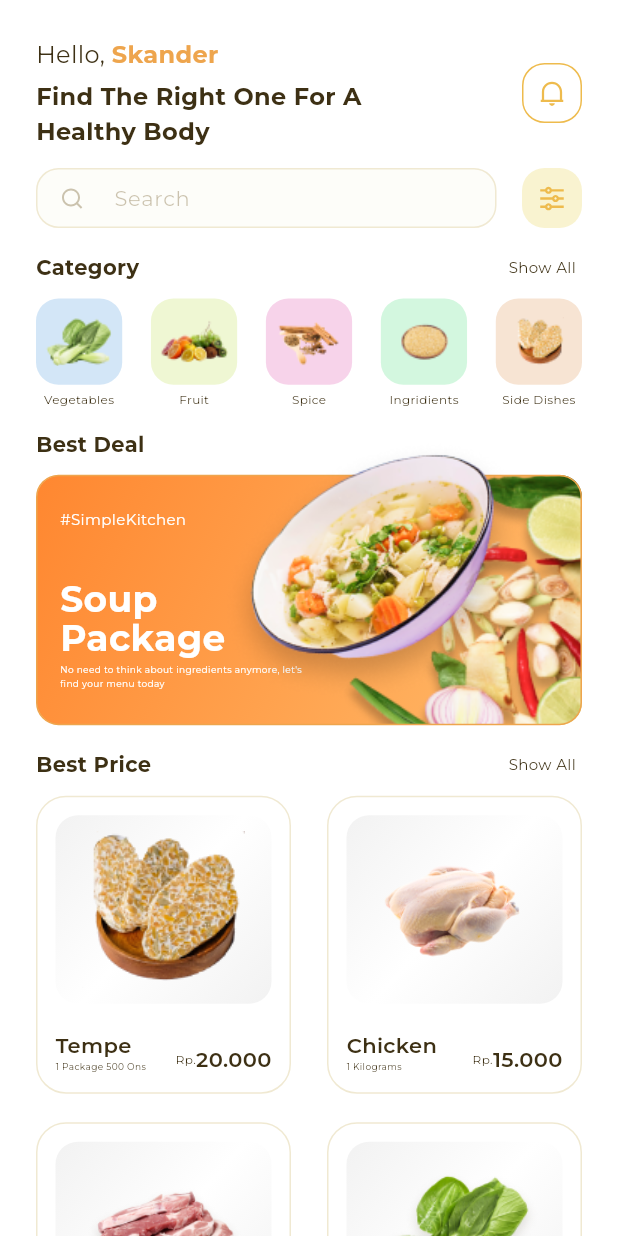
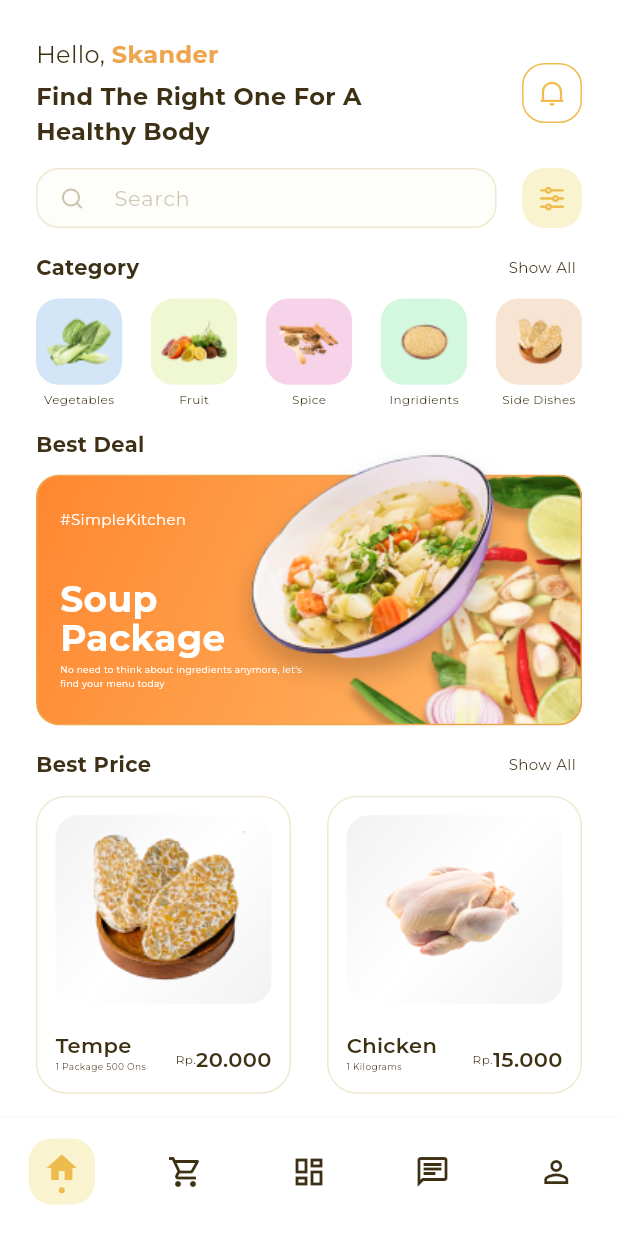
Before and after one commit to aconitum001/resto, a Flutter app: the screen it shows after launch, on a phone screen of 412 x 824 dp. Run offline on Flutter 3.47's test engine with Material 3 defaults, Android fonts, the phone set to English and light mode, and no system bars; our stand-ins replace device_preview, flutter_svg, go_router; project files that could hold a hidden picture were left out.

Commit message:
created nav bar

```diff
--- /dev/null
+++ b/lib/views/cart_view_body.dart
@@ -0,0 +1,16 @@
+import 'package:flutter/material.dart';
+import 'package:resto/utils/app_styles.dart';
+
+class CartViewBody extends StatelessWidget {
+  const CartViewBody({super.key});
+
+  @override
+  Widget build(BuildContext context) {
+    return Center(
+      child: Text(
+        "Cart",
+        style: AppStyles.styleRegular16,
+      ),
+    );
+  }
+}
--- /dev/null
+++ b/lib/views/category_view_body.dart
@@ -0,0 +1,16 @@
+import 'package:flutter/material.dart';
+import 'package:resto/utils/app_styles.dart';
+
+class CategoryViewBody extends StatelessWidget {
+  const CategoryViewBody({super.key});
+
+  @override
+  Widget build(BuildContext context) {
+    return Center(
+      child: Text(
+        "Category",
+        style: AppStyles.styleRegular16,
+      ),
+    );
+  }
+}
--- a/lib/views/home_view.dart
+++ b/lib/views/home_view.dart
@@ -1,15 +1,45 @@
 import 'package:flutter/material.dart';
+import 'package:resto/views/cart_view_body.dart';
+import 'package:resto/views/category_view_body.dart';
+import 'package:resto/views/messages_view_body.dart';
+import 'package:resto/views/profile_view_body.dart';
+import 'package:resto/widgets/custom_navigation_bar.dart';
 import 'package:resto/widgets/home_view_body.dart';
 
-class HomeView extends StatelessWidget {
+class HomeView extends StatefulWidget {
   const HomeView({super.key});
 
   @override
+  State<HomeView> createState() => _HomeViewState();
+}
+
+class _HomeViewState extends State<HomeView> {
+  int currentPageIndex = 0;
+
+  List<Widget> navigationItems = const [
+    HomeViewBody(),
+    CartViewBody(),
+    CategoryViewBody(),
+    MessagesViewBody(),
+    ProfileViewBody(),
+  ];
+
+  void onNavBarTap(int index) {
+    setState(() {
+      currentPageIndex = index;
+    });
+  }
+
+  @override
   Widget build(BuildContext context) {
-    return const SafeArea(
+    return SafeArea(
       child: Scaffold(
         backgroundColor: Colors.white,
-        body: HomeViewBody(),
+        body: navigationItems[currentPageIndex],
+        bottomNavigationBar: CustomBottomNavigationBar(
+          currentIndex: currentPageIndex,
+          onTap: onNavBarTap,
+        ),
       ),
     );
   }
--- /dev/null
+++ b/lib/views/messages_view_body.dart
@@ -0,0 +1,18 @@
+
+
+import 'package:flutter/material.dart';
+import 'package:resto/utils/app_styles.dart';
+
+class MessagesViewBody extends StatelessWidget {
+  const MessagesViewBody({super.key});
+
+  @override
+  Widget build(BuildContext context) {
+    return Center(
+      child: Text(
+        "Messages",
+        style: AppStyles.styleRegular16,
+      ),
+    );
+  }
+}
--- /dev/null
+++ b/lib/views/profile_view_body.dart
@@ -0,0 +1,16 @@
+import 'package:flutter/material.dart';
+import 'package:resto/utils/app_styles.dart';
+
+class ProfileViewBody extends StatelessWidget {
+  const ProfileViewBody({super.key});
+
+  @override
+  Widget build(BuildContext context) {
+    return Center(
+      child: Text(
+        "Profile",
+        style: AppStyles.styleRegular16,
+      ),
+    );
+  }
+}
--- /dev/null
+++ b/lib/widgets/custom_navigation_bar.dart
@@ -0,0 +1,257 @@
+import 'package:flutter/material.dart';
+import 'package:resto/utils/app_colors.dart';
+
+class CustomBottomNavigationBar extends StatelessWidget {
+  final int currentIndex; // The current selected index
+  final Function(int) onTap; // The callback function for handling taps
+
+  const CustomBottomNavigationBar({
+    super.key,
+    required this.currentIndex,
+    required this.onTap,
+  });
+
+  @override
+  Widget build(BuildContext context) {
+    return BottomNavigationBar(
+      currentIndex: currentIndex,
+      backgroundColor: Colors.white,
+      elevation: 2,
+      onTap: onTap,
+      useLegacyColorScheme: false,
+      items: [
+        BottomNavigationBarItem(
+          icon: AnimatedSwitcher(
+            duration: const Duration(milliseconds: 300),
+            transitionBuilder: (Widget child, Animation<double> animation) {
+              return ScaleTransition(
+                  scale: animation, child: child); // Scaling animation
+            },
+            child: currentIndex == 0
+                ? Container(
+                    key: const ValueKey<int>(
+                        0), // Key to identify the widget switch
+                    padding: const EdgeInsets.symmetric(
+                      horizontal: 10,
+                      vertical: 7.5,
+                    ),
+                    decoration: BoxDecoration(
+                      color: const Color(0xffF9F3D0),
+                      borderRadius: BorderRadius.circular(15),
+                    ),
+                    child: Column(
+                      children: [
+                        const Icon(
+                          Icons.home,
+                          color: AppColors.primaryColor,
+                        ),
+                        const SizedBox(height: 1),
+                        Container(
+                          width: 4,
+                          height: 4,
+                          decoration: const BoxDecoration(
+                            color: AppColors.primaryColor,
+                            shape: BoxShape.circle,
+                          ),
+                        )
+                      ],
+                    ),
+                  )
+                : const Icon(
+                    Icons.home_outlined,
+                    key: ValueKey<int>(1),
+                    color: AppColors.textColor,
+                  ),
+          ),
+          label: '',
+        ),
+        BottomNavigationBarItem(
+          icon: AnimatedSwitcher(
+            duration: const Duration(milliseconds: 300),
+            transitionBuilder: (Widget child, Animation<double> animation) {
+              return ScaleTransition(
+                  scale: animation, child: child); // Scaling animation
+            },
+            child: currentIndex == 1
+                ? Container(
+                    key: const ValueKey<int>(
+                        2), // Key to identify the widget switch
+                    padding: const EdgeInsets.symmetric(
+                      horizontal: 10,
+                      vertical: 7.5,
+                    ),
+                    decoration: BoxDecoration(
+                      color: const Color(0xffF9F3D0),
+                      borderRadius: BorderRadius.circular(15),
+                    ),
+                    child: Column(
+                      children: [
+                        const Icon(
+                          Icons.shopping_cart,
+                          color: AppColors.primaryColor,
+                        ),
+                        const SizedBox(height: 1),
+                        Container(
+                          width: 4,
+                          height: 4,
+                          decoration: const BoxDecoration(
+                            color: AppColors.primaryColor,
+                            shape: BoxShape.circle,
+                          ),
+                        )
+                      ],
+                    ),
+                  )
+                : const Icon(
+                    Icons.shopping_cart_outlined,
+                    key: ValueKey<int>(3),
+                    color: AppColors.textColor,
+                  ),
+          ),
+          label: '',
+        ),
+        BottomNavigationBarItem(
+          icon: AnimatedSwitcher(
+            duration: const Duration(milliseconds: 300),
+            transitionBuilder: (Widget child, Animation<double> animation) {
+              return ScaleTransition(
+                  scale: animation, child: child); // Scaling animation
+            },
+            child: currentIndex == 2
+                ? Container(
+                    key: const ValueKey<int>(
+                        4), // Key to identify the widget switch
+                    padding: const EdgeInsets.symmetric(
+                      horizontal: 10,
+                      vertical: 7.5,
+                    ),
+                    decoration: BoxDecoration(
+                      color: const Color(0xffF9F3D0),
+                      borderRadius: BorderRadius.circular(15),
+                    ),
+                    child: Column(
+                      children: [
+                        const Icon(
+                          Icons.dashboard,
+                          color: AppColors.primaryColor,
+                        ),
+                        const SizedBox(height: 1),
+                        Container(
+                          width: 4,
+                          height: 4,
+                          decoration: const BoxDecoration(
+                            color: AppColors.primaryColor,
+                            shape: BoxShape.circle,
+                          ),
+                        )
+                      ],
+                    ),
+                  )
+                : const Icon(
+                    Icons.dashboard_outlined,
+                    key: ValueKey<int>(5),
+                    color: AppColors.textColor,
+                  ),
+          ),
+          label: '',
+        ),
+        BottomNavigationBarItem(
+          icon: AnimatedSwitcher(
+            duration: const Duration(milliseconds: 300),
+            transitionBuilder: (Widget child, Animation<double> animation) {
+              return ScaleTransition(
+                  scale: animation, child: child); // Scaling animation
+            },
+            child: currentIndex == 3
+                ? Container(
+                    key: const ValueKey<int>(
+                        6), // Key to identify the widget switch
+                    padding: const EdgeInsets.symmetric(
+                      horizontal: 10,
+                      vertical: 7.5,
+                    ),
+                    decoration: BoxDecoration(
+                      color: const Color(0xffF9F3D0),
+                      borderRadius: BorderRadius.circular(15),
+                    ),
+                    child: Column(
+                      children: [
+                        const Icon(
+                          Icons.chat,
+                          color: AppColors.primaryColor,
+                        ),
+                        const SizedBox(height: 1),
+                        Container(
+                          width: 4,
+                          height: 4,
+                          decoration: const BoxDecoration(
+                            color: AppColors.primaryColor,
+                            shape: BoxShape.circle,
+                          ),
+                        )
+                      ],
+                    ),
+                  )
+                : const Icon(
+                    Icons.chat_outlined,
+                    key: ValueKey<int>(7),
+                    color: AppColors.textColor,
+                  ),
+          ),
+          label: '',
+        ),
+        BottomNavigationBarItem(
+          icon: AnimatedSwitcher(
+            duration: const Duration(milliseconds: 300),
+            transitionBuilder: (Widget child, Animation<double> animation) {
+              return ScaleTransition(
+                scale: animation,
+                child: child,
+              );
+            },
+            child: currentIndex == 4
+                ? Container(
+                    key: const ValueKey<int>(
+                      8,
+                    ),
+                    padding: const EdgeInsets.symmetric(
+                      horizontal: 10,
+                      vertical: 7.5,
+                    ),
+                    decoration: BoxDecoration(
+                      color: const Color(0xffF9F3D0),
+                      borderRadius: BorderRadius.circular(15),
+                    ),
+                    child: Column(
+                      children: [
+                        const Icon(
+                          Icons.person,
+                          color: AppColors.primaryColor,
+                        ),
+                        const SizedBox(height: 1),
+                        Container(
+                          width: 4,
+                          height: 4,
+                          decoration: const BoxDecoration(
+                            color: AppColors.primaryColor,
+                            shape: BoxShape.circle,
+                          ),
+                        )
+                      ],
+                    ),
+                  )
+                : const Icon(
+                    Icons.person_outline,
+                    key: ValueKey<int>(9),
+                    color: AppColors.textColor,
+                  ),
+          ),
+          label: '',
+        ),
+      ],
+      type: BottomNavigationBarType.fixed,
+      showSelectedLabels: false,
+      showUnselectedLabels: false,
+    );
+  }
+}
```
